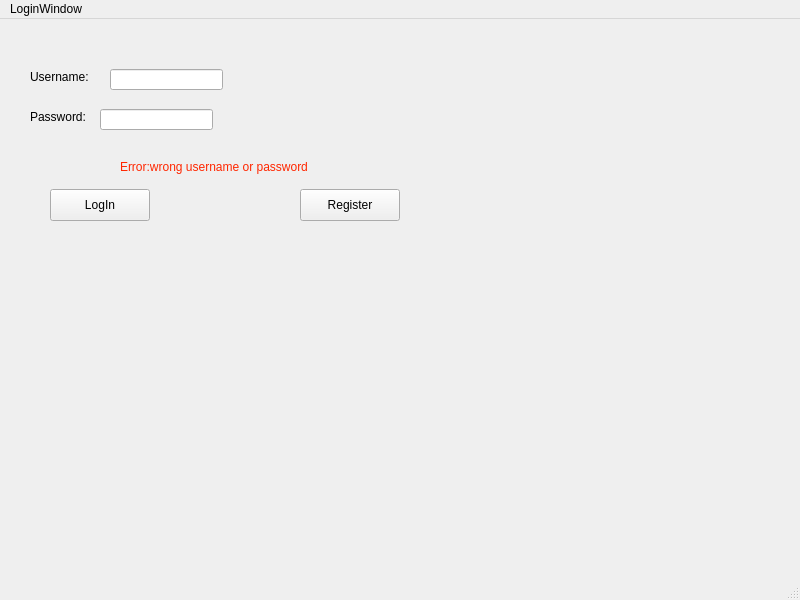
The window that loginwindow.ui (MahinourAbdelgawad/CinemaProject) describes before a commit, drawn with Qt 5.
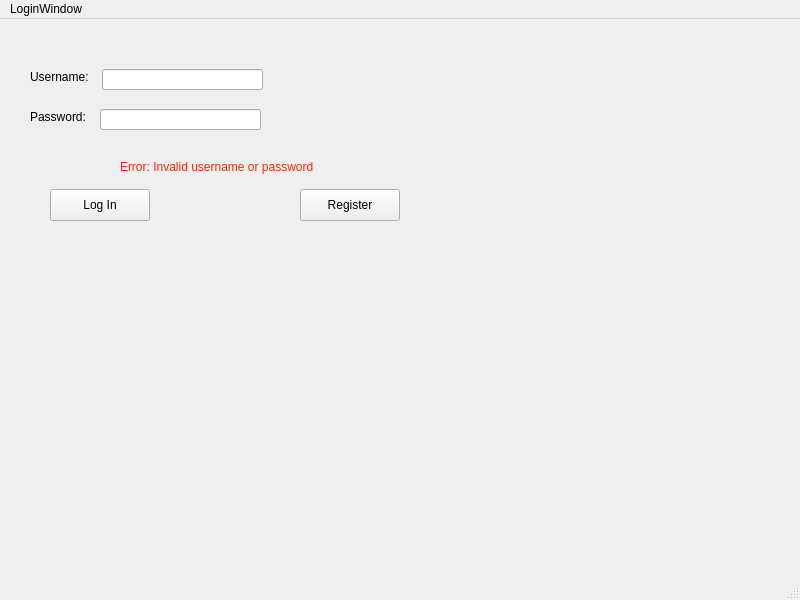
The same window after the commit.

The edit to the form file:
```diff
--- a/loginwindow.ui
+++ b/loginwindow.ui
@@ -43,9 +43,9 @@
    <widget class="QLineEdit" name="userin">
     <property name="geometry">
      <rect>
-      <x>110</x>
+      <x>102</x>
       <y>50</y>
-      <width>113</width>
+      <width>161</width>
       <height>21</height>
      </rect>
     </property>
@@ -55,7 +55,7 @@
      <rect>
       <x>100</x>
       <y>90</y>
-      <width>113</width>
+      <width>161</width>
       <height>21</height>
      </rect>
     </property>
@@ -73,7 +73,7 @@
      </rect>
     </property>
     <property name="text">
-     <string>LogIn</string>
+     <string>Log In</string>
     </property>
    </widget>
    <widget class="QPushButton" name="pushButton_register">
@@ -99,7 +99,7 @@
      </rect>
     </property>
     <property name="text">
-     <string>&lt;html&gt;&lt;head/&gt;&lt;body&gt;&lt;p&gt;&lt;span style=&quot; color:#ff2600;&quot;&gt;Error:wrong username or password&lt;/span&gt;&lt;/p&gt;&lt;/body&gt;&lt;/html&gt;</string>
+     <string>&lt;html&gt;&lt;head/&gt;&lt;body&gt;&lt;p&gt;&lt;span style=&quot; color:#ff2600;&quot;&gt;Error: Invalid username or password&lt;/span&gt;&lt;/p&gt;&lt;/body&gt;&lt;/html&gt;</string>
     </property>
    </widget>
   </widget>
```
